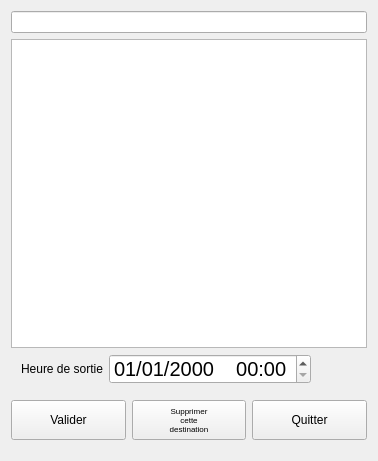
Above: Programmes/synoptux/src/dlgdesti.ui from leo-naeka/medintux before the change. Below: the same form after it.
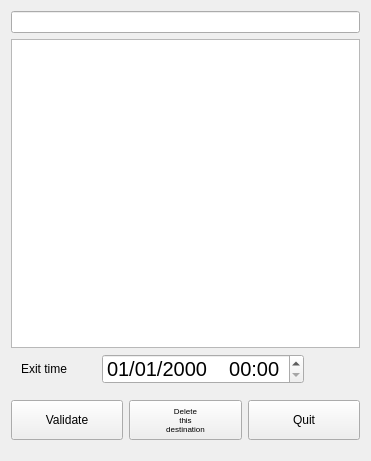
That is the form after the change. Icons and pictures are not drawn.

Patch:
```diff
--- a/Programmes/synoptux/src/dlgdesti.ui
+++ b/Programmes/synoptux/src/dlgdesti.ui
@@ -60,7 +60,7 @@
        <item>
         <widget class="QLabel" name="label_heuresortie">
          <property name="text">
-          <string>Heure de sortie</string>
+          <string>Exit time</string>
          </property>
         </widget>
        </item>
@@ -133,7 +133,7 @@
           </size>
          </property>
          <property name="text">
-          <string>Valider</string>
+          <string>Validate</string>
          </property>
         </widget>
        </item>
@@ -151,8 +151,8 @@
           </font>
          </property>
          <property name="text">
-          <string>Supprimer
-cette
+          <string>Delete
+this
 destination</string>
          </property>
         </widget>
@@ -166,7 +166,7 @@
           </size>
          </property>
          <property name="text">
-          <string>Quitter</string>
+          <string>Quit</string>
          </property>
         </widget>
        </item>
```
Left out of the diff: 2 changed lines with no effect on the pictures.
